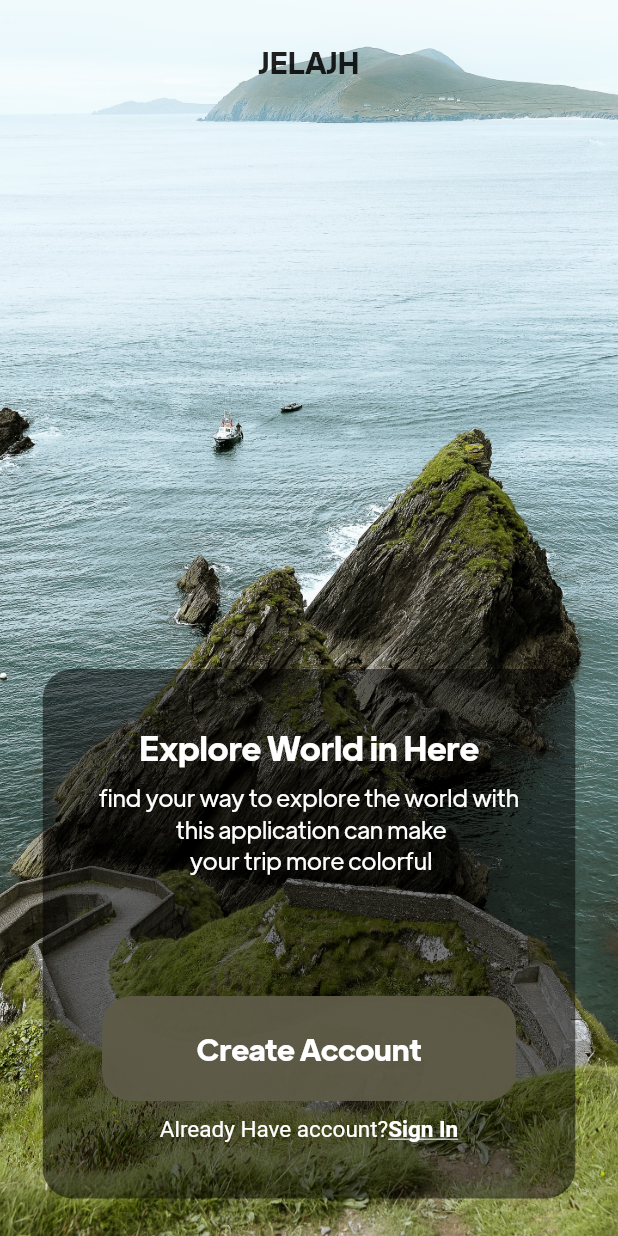
After one commit to LyNX-cell/Travel_app, a Flutter app: the screen it shows after launch, on a phone screen of 412 x 824 dp. The commit adds this screen. Run offline on Flutter 3.47's test engine with Material 2 defaults, Android fonts, the phone set to English and light mode, and no system bars.

Commit message:
Update Widget

```diff
--- a/lib/views/welcome_page.dart
+++ b/lib/views/welcome_page.dart
@@ -1,20 +1,16 @@
 import 'package:flutter/material.dart';
 import 'package:onshop/themes/app_theme.dart';
+import 'package:onshop/widget/background.dart';
+import 'package:onshop/widget/button_utama.dart';
 
 class WelcomePage extends StatelessWidget {
   const WelcomePage({Key? key}) : super(key: key);
 
   @override
   Widget build(BuildContext context) {
-    return SafeArea(
-      child: Container(
-        decoration: const BoxDecoration(
-          image: DecorationImage(
-            image:
-                AssetImage("asset/Pic/pascal-bullan-ZS2YDwGsGKA-unsplash.jpg"),
-            fit: BoxFit.cover,
-          ),
-        ),
+    return Background(
+        color: Colors.transparent,
+        asset: "asset/Pic/pascal-bullan-ZS2YDwGsGKA-unsplash.jpg",
         child: Scaffold(
           backgroundColor: Colors.transparent,
           body: Padding(
@@ -73,28 +69,7 @@ class WelcomePage extends StatelessWidget {
                         ),
                         Column(
                           children: [
-                            ElevatedButton(
-                              style: ElevatedButton.styleFrom(
-                                shadowColor: Colors.transparent,
-                                elevation: 0,
-                                minimumSize: const Size(276, 70),
-                                shape: RoundedRectangleBorder(
-                                  borderRadius: BorderRadius.circular(20),
-                                ),
-                                primary: const Color(
-                                  0xF25D5A47,
-                                ),
-                              ),
-                              onPressed: () {},
-                              child: const Text(
-                                "Create Account",
-                                style: TextStyle(
-                                  color: Colors.white,
-                                  fontSize: 20,
-                                  fontWeight: kBoldWeight,
-                                ),
-                              ),
-                            ),
+                            const ButtonUtama(),
                             const SizedBox(
                               height: 10,
                             ),
@@ -126,8 +101,6 @@ class WelcomePage extends StatelessWidget {
               ],
             ),
           ),
-        ),
-      ),
-    );
+        ));
   }
 }
--- /dev/null
+++ b/lib/widget/background.dart
@@ -0,0 +1,25 @@
+import 'package:flutter/material.dart';
+
+class Background extends StatelessWidget {
+  final Widget child;
+  final String asset;
+  final Color color;
+  const Background({Key? key, required this.child, required this.asset, required this.color})
+      : super(key: key);
+
+  @override
+  Widget build(BuildContext context) {
+    return SafeArea(
+      child: Container(
+        decoration: BoxDecoration(
+          color: color,
+          image: DecorationImage(
+            image: AssetImage(asset),
+            fit: BoxFit.cover,
+          ),
+        ),
+        child: child,
+      ),
+    );
+  }
+}
--- /dev/null
+++ b/lib/widget/button_utama.dart
@@ -0,0 +1,34 @@
+import 'package:flutter/material.dart';
+import 'package:onshop/themes/app_theme.dart';
+
+class ButtonUtama extends StatelessWidget {
+  const ButtonUtama({
+    Key? key,
+  }) : super(key: key);
+
+  @override
+  Widget build(BuildContext context) {
+    return ElevatedButton(
+      style: ElevatedButton.styleFrom(
+        shadowColor: Colors.transparent,
+        elevation: 0,
+        minimumSize: const Size(276, 70),
+        shape: RoundedRectangleBorder(
+          borderRadius: BorderRadius.circular(20),
+        ),
+        primary: const Color(
+          0xF25D5A47,
+        ),
+      ),
+      onPressed: () {},
+      child: const Text(
+        "Create Account",
+        style: TextStyle(
+          color: Colors.white,
+          fontSize: 20,
+          fontWeight: kBoldWeight,
+        ),
+      ),
+    );
+  }
+}
```
Also changed, not shown: asset/app/App.png (added).
